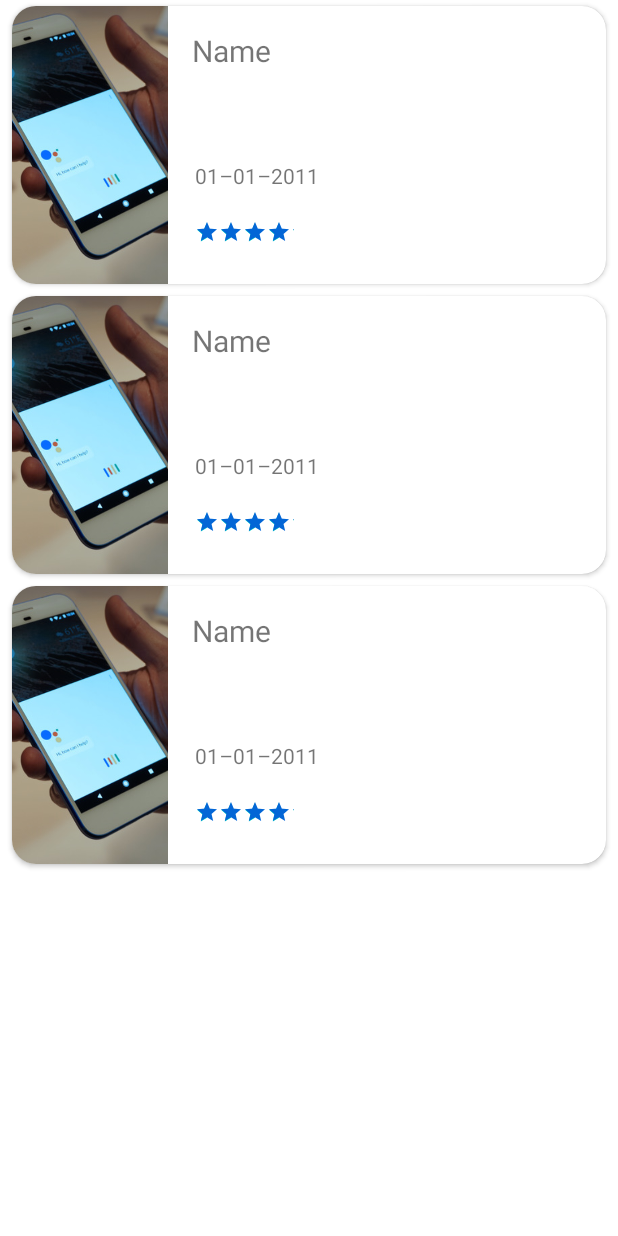
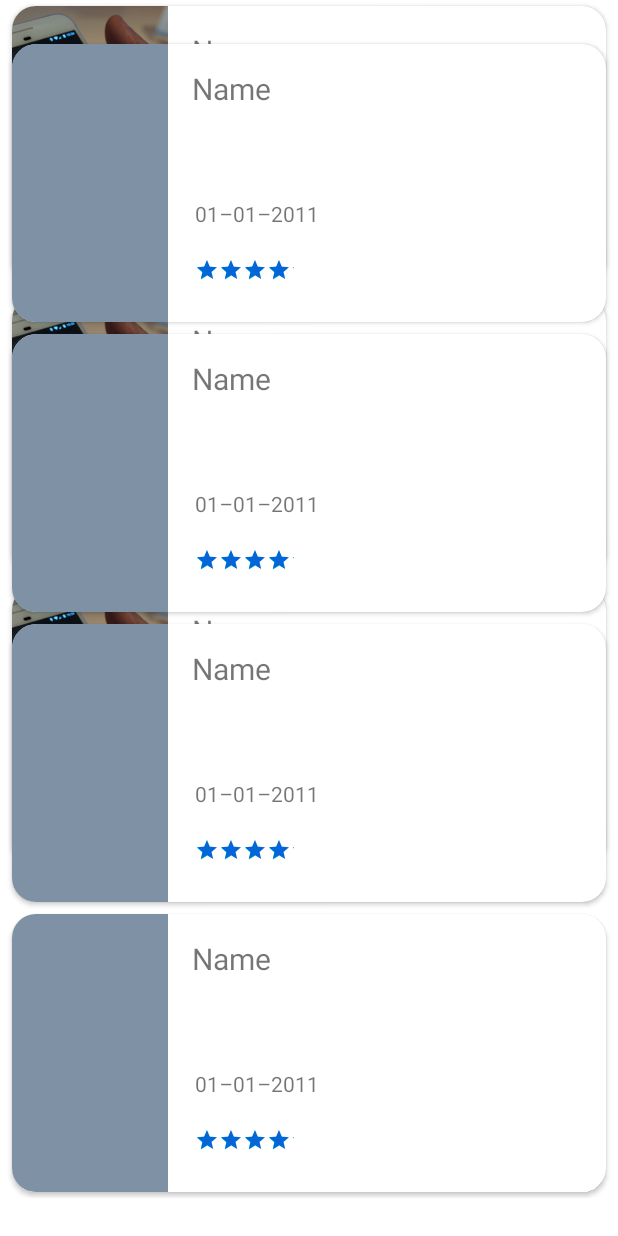
Before and after one commit to crackspace770/moviedb-2.0, an Android app: the layout fragment_movie.xml on its own in the app's theme, with its tools: preview values and no code run, on a phone screen of 412 x 824 dp. Run offline under Robolectric (Android 15) with nearby library versions, the light colour scheme and no system bars.

Commit message:
added obfuscation and shimmer for loading

```diff
--- a/app/src/main/res/layout/fragment_movie.xml
+++ b/app/src/main/res/layout/fragment_movie.xml
@@ -19,6 +19,7 @@
         app:layout_constraintTop_toTopOf="parent"
         app:layout_constraintVertical_bias="0.0">
 
+
         <androidx.recyclerview.widget.RecyclerView
             android:id="@+id/rv_movie"
             android:layout_width="match_parent"
@@ -32,20 +33,32 @@
 
     </androidx.swiperefreshlayout.widget.SwipeRefreshLayout>
 
-    <ProgressBar
+    <com.facebook.shimmer.ShimmerFrameLayout
         android:id="@+id/progress_bar"
-        style="?android:attr/progressBarStyle"
-        android:layout_width="wrap_content"
+        android:layout_width="match_parent"
         android:layout_height="wrap_content"
-        android:layout_marginStart="8dp"
-        android:layout_marginTop="8dp"
-        android:layout_marginEnd="8dp"
-        android:layout_marginBottom="8dp"
         android:visibility="gone"
+        tools:visibility="visible"
         app:layout_constraintBottom_toBottomOf="parent"
         app:layout_constraintEnd_toEndOf="parent"
         app:layout_constraintStart_toStartOf="parent"
-        app:layout_constraintTop_toTopOf="parent" />
+        app:layout_constraintTop_toTopOf="parent"
+        >
+
+        <ScrollView
+            android:layout_width="match_parent"
+            android:layout_height="wrap_content">
+            <LinearLayout
+                android:layout_width="match_parent"
+                android:layout_height="wrap_content"
+                android:orientation="vertical">
+                <include layout="@layout/item_list_new_placeholder" />
+                <include layout="@layout/item_list_new_placeholder"  />
+                <include layout="@layout/item_list_new_placeholder"  />
+                <include layout="@layout/item_list_new_placeholder" />
+            </LinearLayout>
+        </ScrollView>
+    </com.facebook.shimmer.ShimmerFrameLayout>
 
     <include
         android:id="@+id/view_error"
--- a/build.gradle
+++ b/build.gradle
@@ -37,7 +37,7 @@ buildscript {
 
     ext.hilt_version = "2.39.1"
 
-
+    ext.shimmerVersion = '0.5.0'
 
     repositories {
         google()
--- /dev/null
+++ b/core/src/main/res/layout/item_list_new_placeholder.xml
@@ -0,0 +1,67 @@
+<?xml version="1.0" encoding="utf-8"?>
+<androidx.cardview.widget.CardView
+    xmlns:android="http://schemas.android.com/apk/res/android"
+    xmlns:app="http://schemas.android.com/apk/res-auto"
+    xmlns:tools="http://schemas.android.com/tools"
+    style="@style/CardView.Light"
+    android:layout_width="match_parent"
+    android:layout_height="wrap_content"
+    android:layout_marginStart="8dp"
+    android:layout_marginTop="4dp"
+    android:layout_marginEnd="8dp"
+    android:layout_marginBottom="4dp"
+    app:cardCornerRadius="16dp">
+
+    <androidx.constraintlayout.widget.ConstraintLayout
+        android:layout_width="match_parent"
+        android:layout_height="match_parent">
+
+        <ImageView
+            android:id="@+id/ivPoster"
+            android:layout_width="104dp"
+            android:layout_height="185dp"
+            android:scaleType="centerCrop"
+            android:background="@color/light_500"
+            app:layout_constraintStart_toStartOf="parent"
+            app:layout_constraintTop_toTopOf="parent" />
+
+        <TextView
+            android:id="@+id/tvItemTitle"
+            android:layout_width="199dp"
+            android:layout_height="71dp"
+            android:layout_marginStart="16dp"
+            android:layout_marginTop="16dp"
+            android:text="@string/name"
+            android:textSize="20sp"
+            app:layout_constraintStart_toEndOf="@+id/ivPoster"
+            app:layout_constraintTop_toTopOf="parent" />
+
+        <RatingBar
+            android:id="@+id/rate_star"
+            style="@style/Widget.AppCompat.RatingBar.Small"
+            android:layout_width="82dp"
+            android:layout_height="15dp"
+            android:layout_marginStart="18dp"
+            android:layout_marginTop="20dp"
+            android:elevation="48dp"
+            android:numStars="5"
+            android:progressBackgroundTint="@color/white"
+            android:progressTint="@color/colorBlue"
+            android:rating="4"
+            android:stepSize="0.5"
+            app:layout_constraintStart_toEndOf="@+id/ivPoster"
+            app:layout_constraintTop_toBottomOf="@+id/tvRelease" />
+
+        <TextView
+            android:id="@+id/tvRelease"
+            android:layout_width="wrap_content"
+            android:layout_height="wrap_content"
+            android:layout_marginStart="18dp"
+            android:layout_marginTop="16dp"
+            android:text="@string/release"
+            app:layout_constraintStart_toEndOf="@+id/ivPoster"
+            app:layout_constraintTop_toBottomOf="@+id/tvItemTitle" />
+
+    </androidx.constraintlayout.widget.ConstraintLayout>
+
+</androidx.cardview.widget.CardView>
--- a/favorite/build.gradle
+++ b/favorite/build.gradle
@@ -28,16 +28,19 @@ android {
             proguardFiles getDefaultProguardFile('proguard-android-optimize.txt'), 'proguard-rules.pro'
         }
 
+
     }
 
     buildFeatures {
         viewBinding = true
     }
+
 }
 
 dependencies {
     implementation project(":core")
     implementation project(":app")
+    implementation fileTree(dir: "libs", include: ["*.jar"])
     implementation 'androidx.core:core-ktx:1.10.0'
     implementation "org.jetbrains.kotlin:kotlin-stdlib:$kotlin_version"
     implementation 'androidx.preference:preference-ktx:1.2.0'
--- a/shared_dependencies.gradle
+++ b/shared_dependencies.gradle
@@ -22,7 +22,7 @@ dependencies {
     testImplementation "junit:junit:$junit_version"
     androidTestImplementation "androidx.test.ext:junit:$androidx_junit_version"
     androidTestImplementation "androidx.test.espresso:espresso-core:$espresso_version"
-    implementation "androidx.multidex:multidex:$multidex_version"
+   // implementation "androidx.multidex:multidex:$multidex_version"
 
     //cardview and recyclerview
     implementation "androidx.cardview:cardview:$cardview_version"
@@ -57,6 +57,8 @@ dependencies {
     // ViewBindingPropertyDelegate
     implementation 'com.github.kirich1409:viewbindingpropertydelegate:1.5.3'
 
+    debugImplementation 'com.squareup.leakcanary:leakcanary-android:2.10'
 
-
+    // Shimmer
+    implementation "com.facebook.shimmer:shimmer:$shimmerVersion"
 }
```
Also changed, not shown: app/build.gradle (+6 -2 lines), app/src/main/res/layout/fragment_search.xml (+20 -6 lines), app/src/main/res/layout/fragment_tv.xml (+20 -8 lines), core/build.gradle (+9 -1 lines), core/src/main/java/com/fajar/moviedb/core/di/NetworkModule.kt (+13 -1 lines), core/src/main/java/com/fajar/moviedb/core/utils/Constant.kt (+8 -0 lines), core/src/main/res/layout/item_list_placeholder.xml (added, +87 -0 lines), core/src/main/res/layout/item_trending_placeholder.xml (added, +81 -0 lines), favorite/src/main/res/layout/fragment_movie_favorite.xml (+29 -0 lines), favorite/src/main/res/layout/fragment_tv_favorite.xml (+27 -0 lines), 1 other file.
